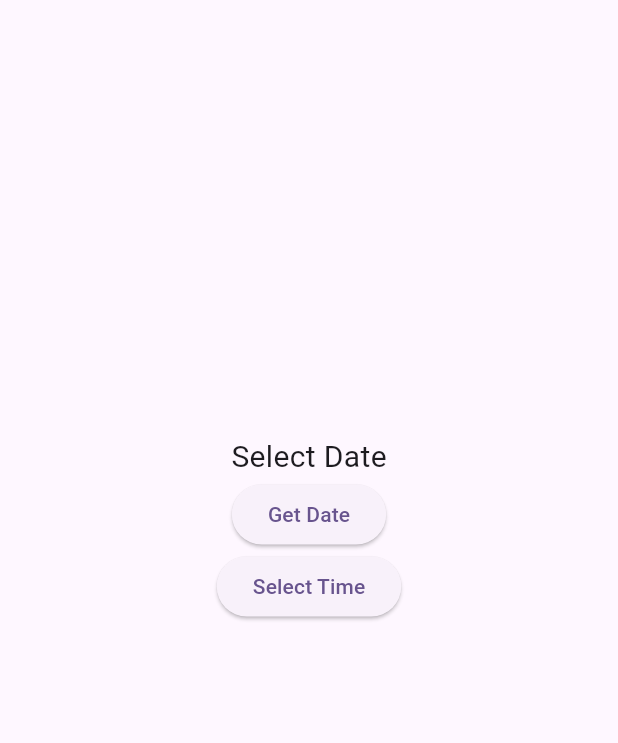
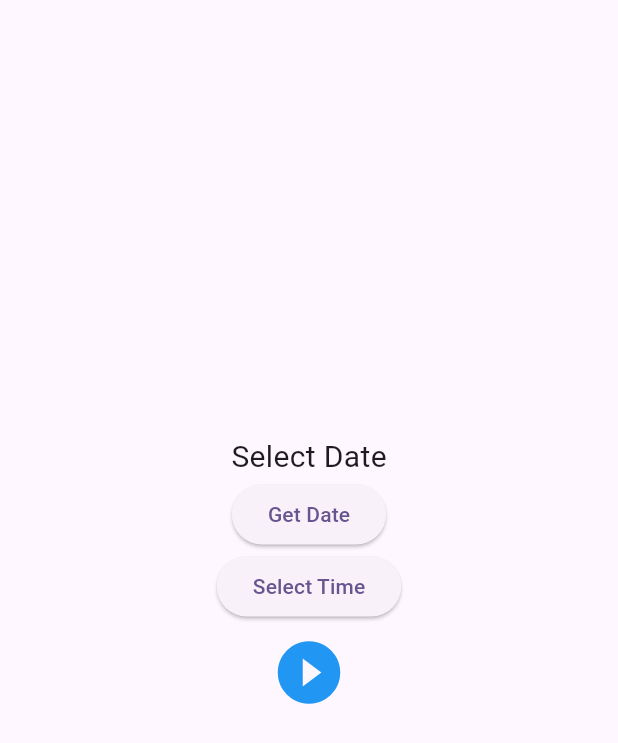
Before and after one commit to sup0808/Flutter_firstapp, a Flutter app: the screen it shows after launch, on a phone screen of 412 x 824 dp. Shown: the top 743 px of the screen. Run offline on Flutter 3.47's test engine with Material 3 defaults, Android fonts, the light colour scheme and no system bars.

Commit message:
Icons Widget

```diff
--- a/lib/main.dart
+++ b/lib/main.dart
@@ -89,7 +89,11 @@ class _DateTimePickerPage extends State<MyHomePage> {
                   print('Time selected :: ${timeSelected.hour}');
                 }
 
-              }, child:Text("Select Time"))
+              }, child:Text("Select Time")),
+              Padding(
+                padding: const EdgeInsets.all(8.0),
+                child: Icon(Icons.play_circle_fill_outlined,color: Colors.blue, size: 50, ),
+              )
             ],
           ),
         ),
```
